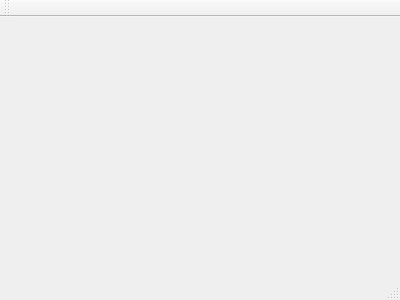
Above: PLCDriveCode/mainwindow.ui from 519984307/PLC-Drive before the change. Below: the same form after it.
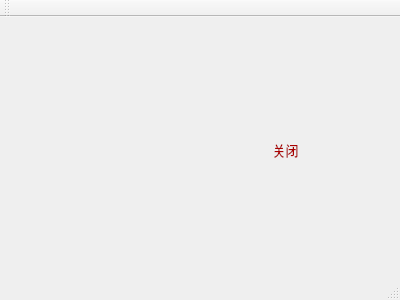
That is the form after the change. Icons and pictures are not drawn.

What changed in the file:
```diff
--- a/PLCDriveCode/mainwindow.ui
+++ b/PLCDriveCode/mainwindow.ui
@@ -13,7 +13,98 @@
   <property name="windowTitle">
    <string>MainWindow</string>
   </property>
-  <widget class="QWidget" name="centralWidget"/>
+  <property name="layoutDirection">
+   <enum>Qt::LeftToRight</enum>
+  </property>
+  <property name="styleSheet">
+   <string notr="true"/>
+  </property>
+  <property name="iconSize">
+   <size>
+    <width>32</width>
+    <height>32</height>
+   </size>
+  </property>
+  <widget class="QWidget" name="centralWidget">
+   <widget class="QPushButton" name="pushButton">
+    <property name="enabled">
+     <bool>true</bool>
+    </property>
+    <property name="geometry">
+     <rect>
+      <x>250</x>
+      <y>120</y>
+      <width>71</width>
+      <height>25</height>
+     </rect>
+    </property>
+    <property name="sizePolicy">
+     <sizepolicy hsizetype="Minimum" vsizetype="Expanding">
+      <horstretch>0</horstretch>
+      <verstretch>0</verstretch>
+     </sizepolicy>
+    </property>
+    <property name="minimumSize">
+     <size>
+      <width>0</width>
+      <height>0</height>
+     </size>
+    </property>
+    <property name="maximumSize">
+     <size>
+      <width>72</width>
+      <height>25</height>
+     </size>
+    </property>
+    <property name="baseSize">
+     <size>
+      <width>0</width>
+      <height>0</height>
+     </size>
+    </property>
+    <property name="font">
+     <font>
+      <family>Sans Serif</family>
+      <pointsize>10</pointsize>
+      <weight>50</weight>
+      <italic>false</italic>
+      <bold>false</bold>
+      <kerning>false</kerning>
+     </font>
+    </property>
+    <property name="focusPolicy">
+     <enum>Qt::ClickFocus</enum>
+    </property>
+    <property name="layoutDirection">
+     <enum>Qt::RightToLeft</enum>
+    </property>
+    <property name="autoFillBackground">
+     <bool>false</bool>
+    </property>
+    <property name="styleSheet">
+     <string notr="true">color: rgb(170, 0, 0);</string>
+    </property>
+    <property name="text">
+     <string>关闭</string>
+    </property>
+    <property name="icon">
+     <iconset resource="ico.qrc">
+      <normaloff>:/image/shutdown.png</normaloff>:/image/shutdown.png</iconset>
+    </property>
+    <property name="iconSize">
+     <size>
+      <width>25</width>
+      <height>25</height>
+     </size>
+    </property>
+    <property name="autoDefault">
+     <bool>false</bool>
+    </property>
+    <property name="flat">
+     <bool>true</bool>
+    </property>
+   </widget>
+  </widget>
   <widget class="QMenuBar" name="menuBar">
    <property name="geometry">
     <rect>
```
Left out of the diff: 4 changed lines with no effect on the pictures.
